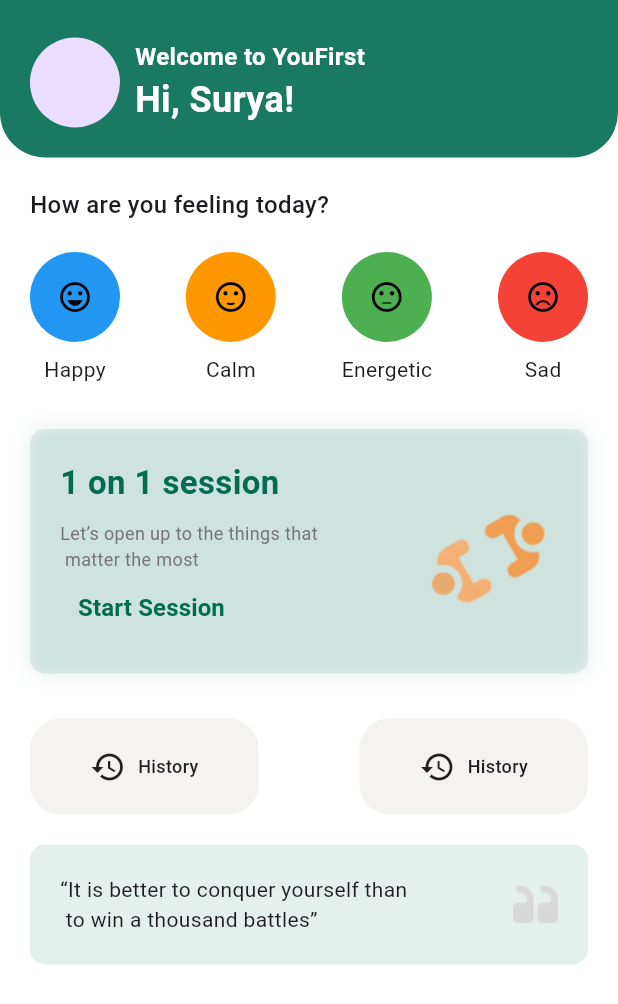
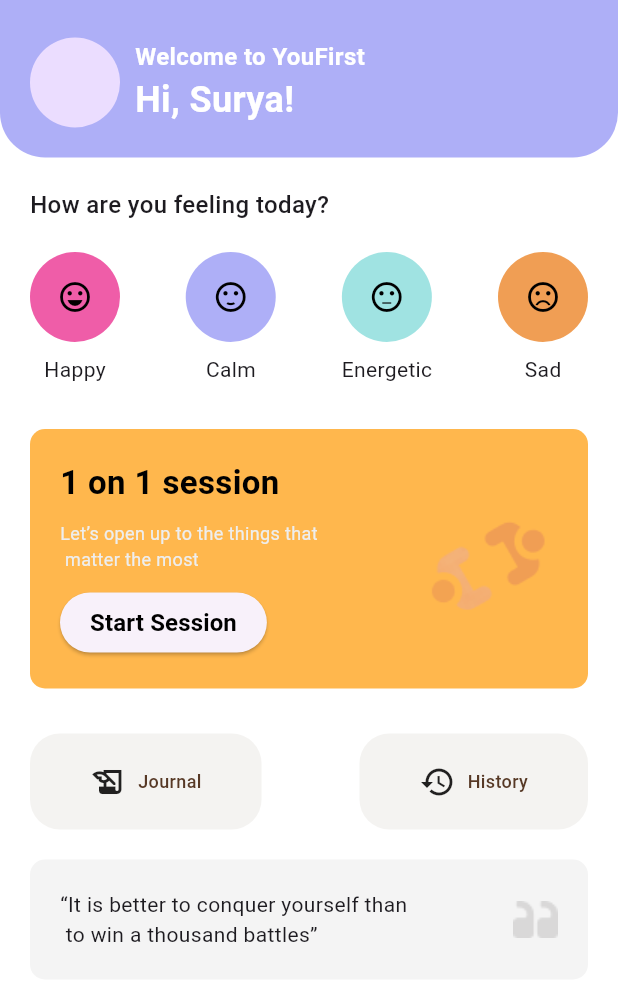
Before and after one commit to bhartiyaanshul/YouFirst, a Flutter app: the HomeView screen opened directly, on a phone screen of 412 x 824 dp. Shown: the top 1004 px of the screen. Run offline on Flutter 3.47's test engine with Material 3 defaults, Android fonts, the light colour scheme and no system bars; our stand-ins replace auto_route, get_it, google_nav_bar, just_audio, speech_to_text, supabase_flutter; accounts and stored records are empty.

Commit message:
home view implemented

```diff
--- a/lib/core/app_router.dart
+++ b/lib/core/app_router.dart
@@ -3,6 +3,7 @@
 import 'package:youfirst/view/authentication/login/login_view.dart';
 import 'package:youfirst/view/authentication/signup/sigup_view.dart';
 import 'package:youfirst/view/home/home_view.dart';
+import 'package:youfirst/view/profile/profile_view.dart';
 import 'package:youfirst/view/question/question_view.dart';
 import 'package:youfirst/view/speech_to_text/speech_to_text_example.dart';
 import 'package:youfirst/view/therapy/therapy_view.dart';
@@ -15,10 +16,11 @@
         AutoRoute(page: LoginRoute.page),
         AutoRoute(page: SigupRoute.page),
         // AutoRoute(page: HomeRoute.page, initial: false),
-        // AutoRoute(page: QuestionRoute.page),
-        AutoRoute(page: TherapyRoute.page, initial: true),
-        AutoRoute(page: AppScaffold.page, children: [
+        AutoRoute(page: QuestionRoute.page),
+        AutoRoute(page: TherapyRoute.page, initial: false),
+        AutoRoute(page: AppScaffold.page, initial: true, children: [
           AutoRoute(page: HomeRoute.page),
+          AutoRoute(page: TherapyRoute.page),
           AutoRoute(page: QuestionRoute.page),
         ]),
       ];
--- a/lib/view/home/home_view.dart
+++ b/lib/view/home/home_view.dart
@@ -22,13 +22,12 @@
               Container(
                 padding: const EdgeInsets.symmetric(horizontal: 20),
                 width: MediaQuery.of(context).size.width,
-                // height: MediaQuery.of(context).size.height * 0.3,
-                decoration: BoxDecoration(
-                  borderRadius: const BorderRadius.only(
+                decoration: const BoxDecoration(
+                  borderRadius: BorderRadius.only(
                     bottomLeft: Radius.circular(30),
                     bottomRight: Radius.circular(30),
                   ),
-                  color: const Color(0xff006C50).withOpacity(0.9),
+                  color: Color(0xffAEAFF7),
                 ),
                 child: const SafeArea(
                   child: Column(
@@ -62,13 +61,6 @@
                           ),
                         ],
                       ),
-                      // const SizedBox(height: 20),
-                      // ElevatedButton(
-                      //   onPressed: () async {
-                      //     await model.sendMessage();
-                      //   },
-                      //   child: const Text('Get Started'),
-                      // ),
                       SizedBox(height: 20),
                     ],
                   ),
@@ -96,28 +88,28 @@
                             SentimentButton(
                               icon: Icons.sentiment_very_satisfied,
                               label: 'Happy',
-                              backgroundColor: Colors.blue,
+                              backgroundColor: const Color(0xffEF5DA8),
                               isSelected: model.selectedMood == 'happy',
                               onPressed: () => model.playMusic('happy'),
                             ),
                             SentimentButton(
                               icon: Icons.sentiment_satisfied,
                               label: 'Calm',
-                              backgroundColor: Colors.orange,
+                              backgroundColor: const Color(0xffAEAFF7),
                               isSelected: model.selectedMood == 'calm',
                               onPressed: () => model.playMusic('calm'),
                             ),
                             SentimentButton(
                               icon: Icons.sentiment_neutral,
                               label: 'Energetic',
-                              backgroundColor: Colors.green,
+                              backgroundColor: const Color(0xffA0E3E2),
                               isSelected: model.selectedMood == 'energetic',
                               onPressed: () => model.playMusic('energetic'),
                             ),
                             SentimentButton(
                               icon: Icons.sentiment_very_dissatisfied,
                               label: 'Sad',
-                              backgroundColor: Colors.red,
+                              backgroundColor: const Color(0xffF09E54),
                               isSelected: model.selectedMood == 'sad',
                               onPressed: () => model.playMusic('sad'),
                             ),
@@ -129,15 +121,9 @@
                     Container(
                       width: MediaQuery.of(context).size.width,
                       decoration: BoxDecoration(
-                        color: const Color(0xff006C50).withOpacity(0.1),
+                        // color: const Color(0xffFEF3E7),
+                        color: Colors.orange[300],
                         borderRadius: BorderRadius.circular(10),
-                        boxShadow: [
-                          BoxShadow(
-                            color: const Color(0xff006C50).withOpacity(0.1),
-                            blurRadius: 10,
-                            spreadRadius: 1,
-                          ),
-                        ],
                       ),
                       child: Padding(
                         padding: const EdgeInsets.symmetric(
@@ -152,7 +138,7 @@
                                   '1 on 1 session ',
                                   style: TextStyle(
                                     fontSize: 22,
-                                    color: Color(0xff006C50),
+                                    color: Colors.black,
                                     fontWeight: FontWeight.bold,
                                   ),
                                 ),
@@ -161,15 +147,23 @@
                                   'Let’s open up to the things that \n matter the most ',
                                   style: TextStyle(
                                     fontSize: 12,
-                                    color: Colors.grey[600],
+                                    color: Colors.grey[200],
                                   ),
                                 ),
-                                TextButton(
-                                  onPressed: () {},
+                                const SizedBox(height: 10),
+                                ElevatedButton(
+                                  style: ButtonStyle(
+                                    padding: WidgetStateProperty.all(
+                                      const EdgeInsets.symmetric(
+                                        horizontal: 20,
+                                      ),
+                                    ),
+                                  ),
+                                  onPressed: model.navigateToQuestion,
                                   child: const Text(
                                     'Start Session',
                                     style: TextStyle(
-                                        color: Color(0xff006C50),
+                                        color: Colors.black,
                                         fontSize: 16,
                                         fontWeight: FontWeight.bold),
                                   ),
@@ -194,14 +188,14 @@
                               horizontal: 40, vertical: 20),
                           child: const Row(
                             children: [
-                              Icon(Icons.history),
+                              Icon(Icons.history_edu),
                               SizedBox(width: 8),
                               Text(
-                                'History',
+                                'Journal',
                                 style: TextStyle(
-                                  fontSize: 12,
-                                  fontWeight: FontWeight.w500,
-                                ),
+                                    fontSize: 12,
+                                    fontWeight: FontWeight.w500,
+                                    color: Color(0xff573926)),
                               ),
                             ],
                           ),
@@ -220,9 +214,9 @@
                               Text(
                                 'History',
                                 style: TextStyle(
-                                  fontSize: 12,
-                                  fontWeight: FontWeight.w500,
-                                ),
+                                    fontSize: 12,
+                                    fontWeight: FontWeight.w500,
+                                    color: Color(0xff573926)),
                               ),
                             ],
                           ),
@@ -235,7 +229,7 @@
                       padding: const EdgeInsets.symmetric(
                           horizontal: 20, vertical: 20),
                       decoration: BoxDecoration(
-                        color: const Color(0xff006C50).withOpacity(0.1),
+                        color: const Color(0xffF4F4F4),
                         borderRadius: BorderRadius.circular(10),
                       ),
                       child: Row(
@@ -255,30 +249,6 @@
               ),
             ],
           ),
-          // bottomNavigationBar: BottomNavigationBar(
-          //   items: const [
-          //     BottomNavigationBarItem(
-          //       icon: Icon(Icons.home, color: Colors.white),
-          //       label: 'Home',
-          //       backgroundColor: Colors.green,
-          //     ),
-          //     BottomNavigationBarItem(
-          //       icon: Icon(Icons.search, color: Colors.white),
-          //       label: 'Search',
-          //       // backgroundColor: Colors.green,
-          //     ),
-          //     BottomNavigationBarItem(
-          //       icon: Icon(Icons.notifications, color: Colors.white),
-          //       label: 'Notifications',
-          //       // backgroundColor: Colors.orange,
-          //     ),
-          //     BottomNavigationBarItem(
-          //       icon: Icon(Icons.person, color: Colors.white),
-          //       label: 'Profile',
-          //       backgroundColor: Colors.red,
-          //     ),
-          //   ],
-          // ),
         );
       },
     );
```
Also changed, not shown: lib/app_wrapper.dart (+5 -18 lines), lib/view/home/home_view_model.dart (+7 -0 lines), lib/view/profile/profile_view.dart (added, +12 -0 lines), lib/view/question/question_view_model.dart (+9 -1 lines), lib/core/app_router.gr.dart.
